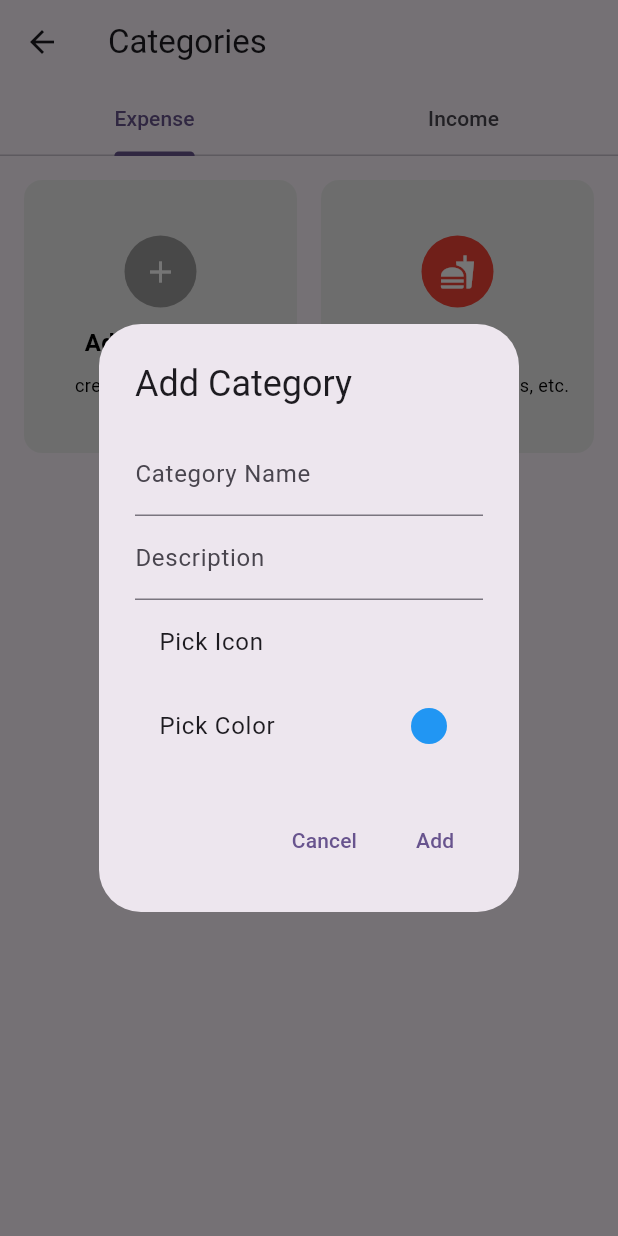
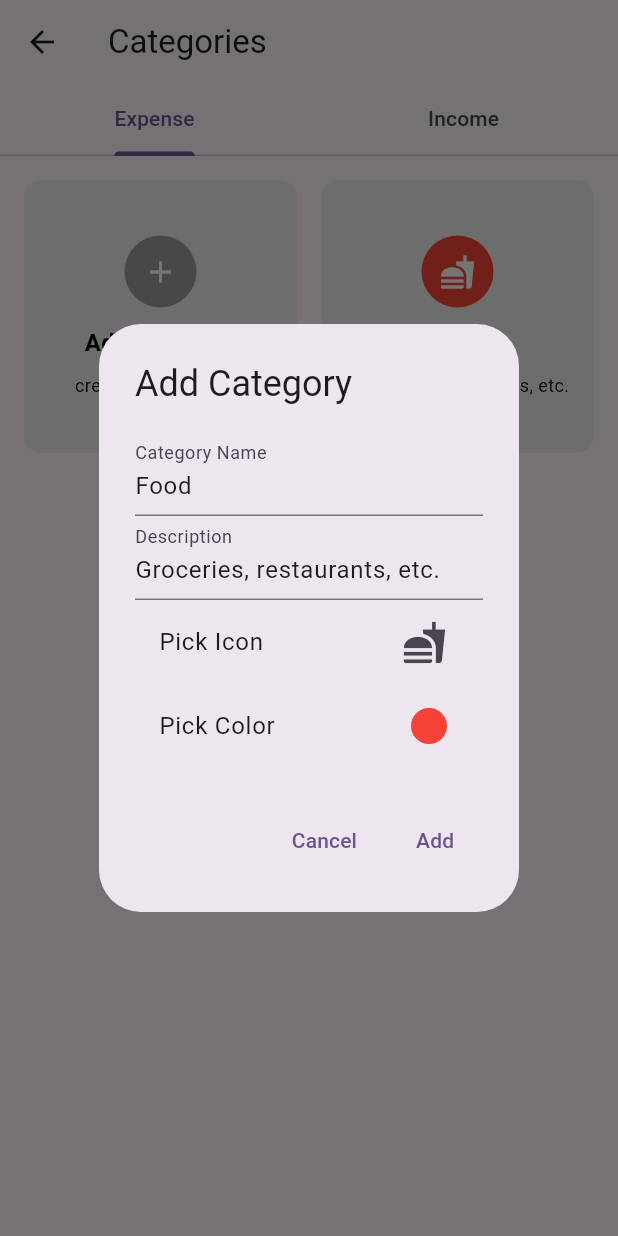
Before and after one commit to Harsh-bhai/expense-tracker-app, a Flutter app: the CategoryPage screen opened directly, after a tap on "Add Category", on a phone screen of 412 x 824 dp. Run offline on Flutter 3.47's test engine with Material 3 defaults, Android fonts, the phone set to English and light mode, and no system bars; our stand-ins replace fl_chart, flutter_colorpicker, hive, hive_flutter, permission_handler; missing offline and left inert: flutter_iconpicker, flutter_sms_inbox; accounts and stored records are empty.

Commit message:
example categories logic added

```diff
--- a/lib/screens/categories_page.dart
+++ b/lib/screens/categories_page.dart
@@ -19,20 +19,19 @@ class CategoryPage extends StatefulWidget {
 class _CategoryPageState extends State<CategoryPage>
     with TickerProviderStateMixin {
   late TabController _tabController;
-  final HiveListTileModel addCategory =  HiveListTileModel(
+  final HiveListTileModel addCategory = HiveListTileModel(
     title: 'Add Category',
     subtitle: 'create your category',
     icon: Icons.add,
-    categoryName: "add",
     bgColor: Colors.grey,
   );
 
   @override
   void initState() {
     super.initState();
-    CategoryNotifier categoryNotifier =
-        Provider.of<CategoryNotifier>(context, listen: false);
-    categoryNotifier.getCategories();
+    WidgetsBinding.instance.addPostFrameCallback((_) {
+      Provider.of<CategoryNotifier>(context, listen: false).getCategories();
+    });
     _tabController = TabController(length: 2, vsync: this);
   }
 
@@ -45,22 +44,28 @@ class _CategoryPageState extends State<CategoryPage>
   @override
   Widget build(BuildContext context) {
     CategoryNotifier categoryNotifier = Provider.of<CategoryNotifier>(context);
+    //TODO - save example data in hive
+    // HiveListTileModel defaultExpenseCategory = categoryNotifier.exampleCategories[0];
+    // HiveListTileModel defaultIncomeCategory = categoryNotifier.exampleCategories[1];
+    HiveListTileModel defaultExpenseCategory = HiveListTileModel();
+    HiveListTileModel defaultIncomeCategory = HiveListTileModel();
+
     List<HiveListTileModel> ExpenseCateogry = [
       HiveListTileModel(
-          title: 'Food',
-          subtitle: 'Groceries, restaurants, etc.',
-          icon: Icons.fastfood,
-          categoryName: "food",
-          bgColor: Colors.red),
+          title: defaultExpenseCategory.title ?? 'Food',
+          subtitle:
+              defaultExpenseCategory.subtitle ?? 'Groceries, restaurants, etc.',
+          icon: defaultExpenseCategory.iconData ?? Icons.fastfood,
+          bgColor: defaultExpenseCategory.bgColor ?? Colors.red),
       ...categoryNotifier.expenseCategories,
     ];
     List<HiveListTileModel> IncomeCateogry = [
       HiveListTileModel(
-          title: 'Salary',
-          subtitle: 'Monthly salary',
-          icon: Icons.attach_money,
-          categoryName: "salary",
-          bgColor: Colors.green),
+          title: defaultIncomeCategory.title ?? 'Salary',
+          subtitle:
+              defaultIncomeCategory.subtitle ?? 'Groceries, restaurants, etc.',
+          icon: defaultIncomeCategory.iconData ?? Icons.currency_rupee_sharp,
+          bgColor: defaultIncomeCategory.bgColor ?? Colors.green),
       ...categoryNotifier.incomeCategories,
     ];
     return Scaffold(
@@ -77,14 +82,19 @@ class _CategoryPageState extends State<CategoryPage>
       body: TabBarView(
         controller: _tabController,
         children: [
-          categoryView(ExpenseCateogry),
-          categoryView(IncomeCateogry),
+          categoryView(ExpenseCateogry,
+              defaultCategory: defaultExpenseCategory, expense: true),
+          categoryView(IncomeCateogry,
+              defaultCategory: defaultIncomeCategory, income: true),
         ],
       ),
     );
   }
 
-  Padding categoryView(List<HiveListTileModel> categoryList) {
+  Padding categoryView(List<HiveListTileModel> categoryList,
+      {HiveListTileModel? defaultCategory,
+      bool expense = false,
+      bool income = false}) {
     return Padding(
       padding: const EdgeInsets.all(16.0),
       child: GridView.builder(
@@ -96,40 +106,124 @@ class _CategoryPageState extends State<CategoryPage>
           childAspectRatio: 1,
         ),
         itemBuilder: (context, index) {
-          // Add category box as the first item
+          // add category box
           if (index == 0) {
             return InkWell(
               onTap: () {
                 showDialog(
                   context: context,
-                    builder: (context) => addCategoryDialog(context: context));
+                  builder: (context) => CategoryDialog(
+                    context: context,
+                    addFunction: true,
+                    expense: expense,
+                    income: income,
+                  ),
+                );
               },
               child: CategoryBox(category: addCategory),
             );
+            // default example category
+          } else if (index == 1) {
+            if (expense) {
+              return InkWell(
+                onLongPress: () {
+                  showDialog(
+                    context: context,
+                    builder: (context) => CategoryDialog(
+                      context: context,
+                      category: defaultCategory,
+                      updateFunction: true,
+                      expense: expense,
+                      income: income,
+                    ),
+                  );
+                },
+                child: CategoryBox(category: categoryList[0]),
+              );
+            }
+            // user categories
           } else {
-            return CategoryBox(category: categoryList[index - 1]);
+            return InkWell(
+              onLongPress: () {
+                showDialog(
+                  context: context,
+                  builder: (context) => CategoryDialog(
+                    context: context,
+                    category: categoryList[index - 1],
+                    updateFunction: true,
+                    expense: expense,
+                    income: income,
+                  ),
+                );
+              },
+              child: CategoryBox(category: categoryList[index - 1]),
+            );
           }
+          return null;
         },
       ),
     );
   }
 
-  AlertDialog addCategoryDialog({required BuildContext context}) {
-  CategoryNotifier categoryNotifier = Provider.of<CategoryNotifier>(context, listen: false);
-  TextEditingController categoryNameController = TextEditingController();
-  TextEditingController subtitleController = TextEditingController();
-  IconData? selectedIcon;
-  Color selectedColor = Colors.blue;
+  AlertDialog CategoryDialog({
+    required BuildContext context,
+    HiveListTileModel? category,
+    bool addFunction = false,
+    bool updateFunction = false,
+    bool expense = false,
+    bool income = false,
+  }) {
+    CategoryNotifier categoryNotifier =
+        Provider.of<CategoryNotifier>(context, listen: false);
+    TextEditingController titleController =
+        TextEditingController(text: category?.title ?? '');
+    TextEditingController subtitleController =
+        TextEditingController(text: category?.subtitle ?? '');
+    IconData? selectedIcon = category?.iconData;
+    Color selectedColor = category?.bgColor ?? Colors.blue;
+    HiveListTileModel exampleExpenseCategory = HiveListTileModel(
+      title: 'Food',
+      subtitle: 'Groceries, restaurants, etc.',
+      icon: Icons.fastfood,
+      bgColor: Colors.red,
+    );
+    HiveListTileModel exampleIncomeCategory = HiveListTileModel(
+      title: 'Salary',
+      subtitle: 'Groceries, restaurants, etc.',
+      icon: Icons.currency_rupee_sharp,
+      bgColor: Colors.green,
+    );
+
+    if (expense) {
+      titleController.text =
+          (category?.title ?? exampleExpenseCategory.title) ?? "";
+      subtitleController.text =
+          (category?.subtitle ?? exampleExpenseCategory.subtitle) ?? "";
+
+      selectedIcon = category?.iconData ?? exampleExpenseCategory.iconData;
+      selectedColor = category?.bgColor ?? exampleExpenseCategory.bgColor ?? Colors.red;
+    }
+    if (income) {
+      titleController.text =
+          (category?.title ?? exampleIncomeCategory.title) ?? "";
+      subtitleController.text =
+          (category?.subtitle ?? exampleIncomeCategory.subtitle) ?? "";
+
+      selectedIcon = category?.iconData ?? exampleIncomeCategory.iconData;
+      selectedColor = category?.bgColor ?? exampleIncomeCategory.bgColor ?? Colors.blue;
+    }
 
     return AlertDialog(
-    title: const Text('Add Category'),
+      title: addFunction
+          ? const Text('Add Category')
+          : const Text('Update Category'),
       content: StatefulBuilder(
         builder: (BuildContext context, StateSetter setState) {
           return SingleChildScrollView(
             child: Column(
               children: [
                 TextField(
-                controller: categoryNameController,
+                  controller: titleController,
                   decoration: const InputDecoration(
                     labelText: 'Category Name',
                   ),
@@ -149,13 +243,15 @@ class _CategoryPageState extends State<CategoryPage>
                         )
                       : null,
                   onTap: () async {
-                  IconData? icon = await showIconPicker(context,
+                    IconData? icon = await showIconPicker(
+                      context,
                       iconPackModes: <IconPack>[
                         IconPack.fontAwesomeIcons,
                         IconPack.material,
                       ],
                       showSearchBar: true,
-                      closeChild: const Text("OK"));
+                      closeChild: const Text("OK"),
+                    );
                     if (icon != null) {
                       setState(() {
                         selectedIcon = icon;
@@ -212,27 +308,34 @@ class _CategoryPageState extends State<CategoryPage>
         ),
         TextButton(
           onPressed: () {
-          // Handle Add Category
-          String categoryName = categoryNameController.text;
+            // Handle Add/Update Category
+            String title = titleController.text;
             String subtitle = subtitleController.text;
             IconData icon = selectedIcon ?? Icons.category;
             Color color = selectedColor;
 
-          // Create a new HiveHiveListTileModel instance
+            // Create a new HiveListTileModel instance
             HiveListTileModel newCategory = HiveListTileModel(
-            title: categoryName,
+              title: title,
               subtitle: subtitle,
               icon: icon,
               bgColor: color,
             );
 
             // Add the new category to the notifier
-          categoryNotifier.addCategory(newCategory);
+            if (addFunction) {
+              categoryNotifier.addCategory(newCategory,
+                  expense: expense, income: income);
+            }
+            if (updateFunction) {
+              categoryNotifier.updateCategory(newCategory,
+                  expense: expense, income: income);
+            }
 
             // Close the dialog
             Navigator.of(context).pop();
           },
-        child: const Text('Add'),
+          child: addFunction ? const Text('Add') : const Text('Update'),
         ),
       ],
     );
```
Also changed, not shown: lib/provider/1.txt (deleted, +0 -182 lines), lib/provider/category_notifier.dart (+50 -25 lines). Lines whose indentation alone changed are shown as unchanged.
